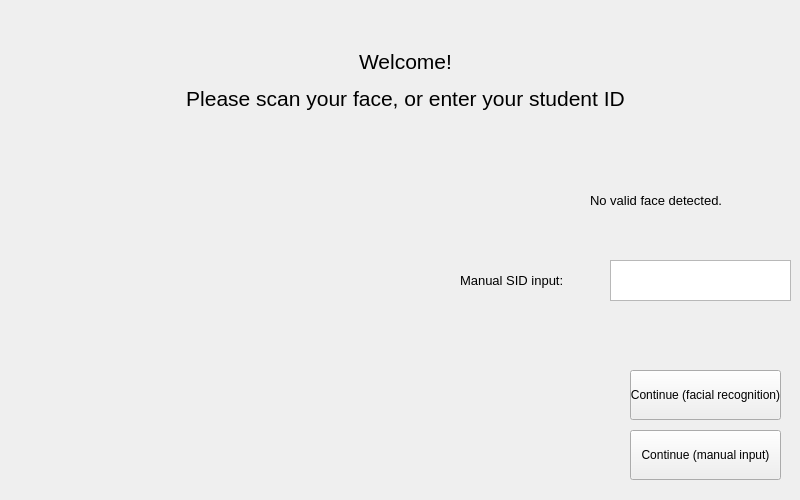
This is app/Welcome_GUI.ui in jevrii/comp3278-face-recognition as Qt 5 draws it before an edit. The edited form follows.
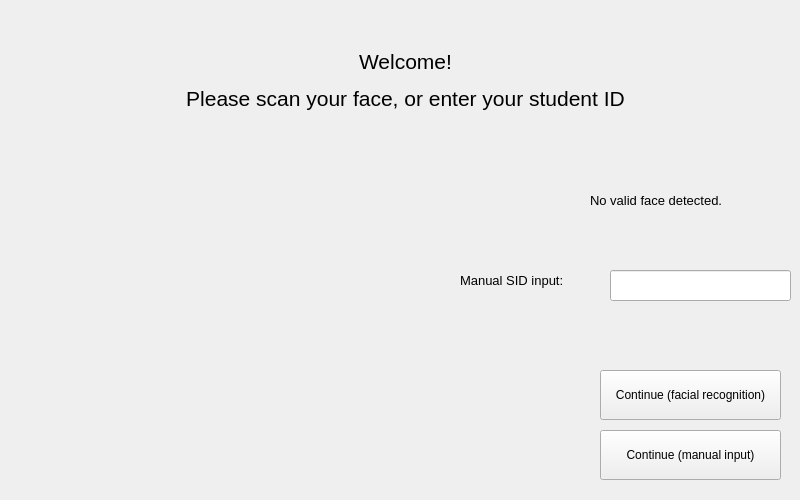
This is the edited form.

Commit message: use lineEdit for manual id input

Patch:
```diff
--- a/app/Welcome_GUI.ui
+++ b/app/Welcome_GUI.ui
@@ -22,9 +22,9 @@
   <widget class="QPushButton" name="OkayButton_Welcome">
    <property name="geometry">
     <rect>
-     <x>630</x>
+     <x>600</x>
      <y>370</y>
-     <width>151</width>
+     <width>181</width>
      <height>50</height>
     </rect>
    </property>
@@ -62,9 +62,9 @@
   <widget class="QPushButton" name="OkayButton_Welcome_2">
    <property name="geometry">
     <rect>
-     <x>630</x>
+     <x>600</x>
      <y>430</y>
-     <width>151</width>
+     <width>181</width>
      <height>50</height>
     </rect>
    </property>
@@ -95,16 +95,6 @@
     <string>&lt;html&gt;&lt;head/&gt;&lt;body&gt;&lt;p&gt;&lt;span style=&quot; font-size:10pt;&quot;&gt;No valid face detected.&lt;/span&gt;&lt;/p&gt;&lt;/body&gt;&lt;/html&gt;</string>
    </property>
   </widget>
-  <widget class="QTextEdit" name="textEdit">
-   <property name="geometry">
-    <rect>
-     <x>610</x>
-     <y>260</y>
-     <width>181</width>
-     <height>41</height>
-    </rect>
-   </property>
-  </widget>
   <widget class="QLabel" name="label_3">
    <property name="geometry">
     <rect>
@@ -118,6 +108,21 @@
     <string>&lt;html&gt;&lt;head/&gt;&lt;body&gt;&lt;p&gt;&lt;span style=&quot; font-size:10pt;&quot;&gt;Manual SID input:&lt;/span&gt;&lt;/p&gt;&lt;/body&gt;&lt;/html&gt;</string>
    </property>
   </widget>
+  <widget class="QLineEdit" name="lineEdit">
+   <property name="geometry">
+    <rect>
+     <x>610</x>
+     <y>270</y>
+     <width>181</width>
+     <height>31</height>
+    </rect>
+   </property>
+   <property name="font">
+    <font>
+     <pointsize>11</pointsize>
+    </font>
+   </property>
+  </widget>
  </widget>
  <resources/>
  <connections/>
```
The commit also changes 2 other files.
